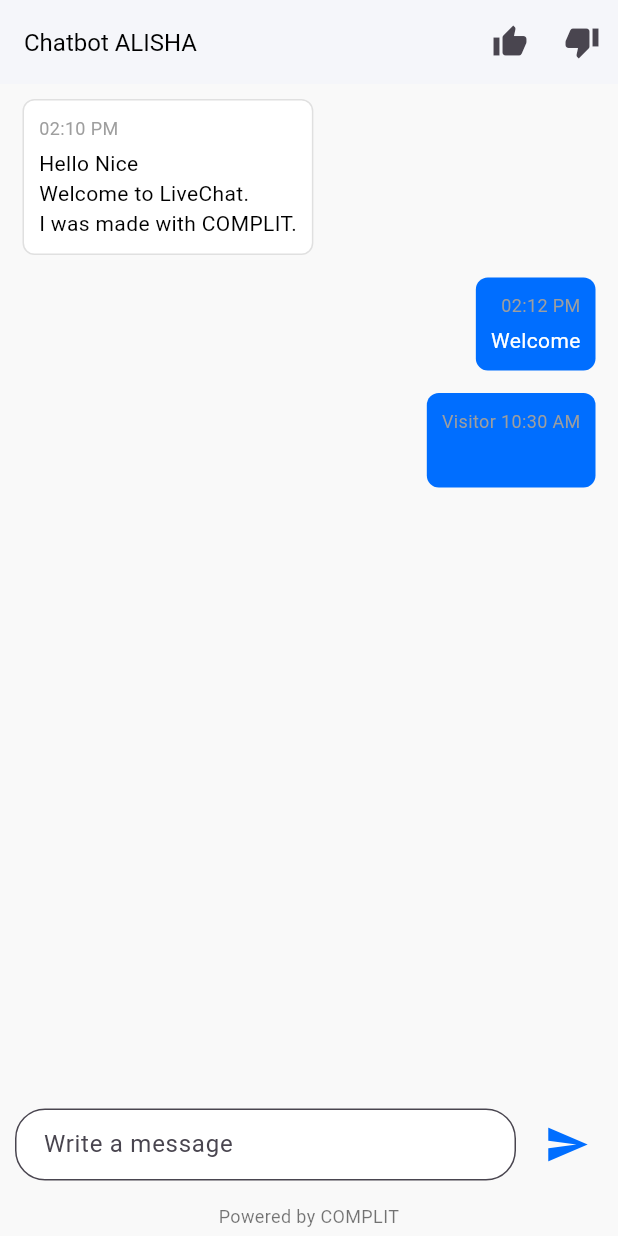
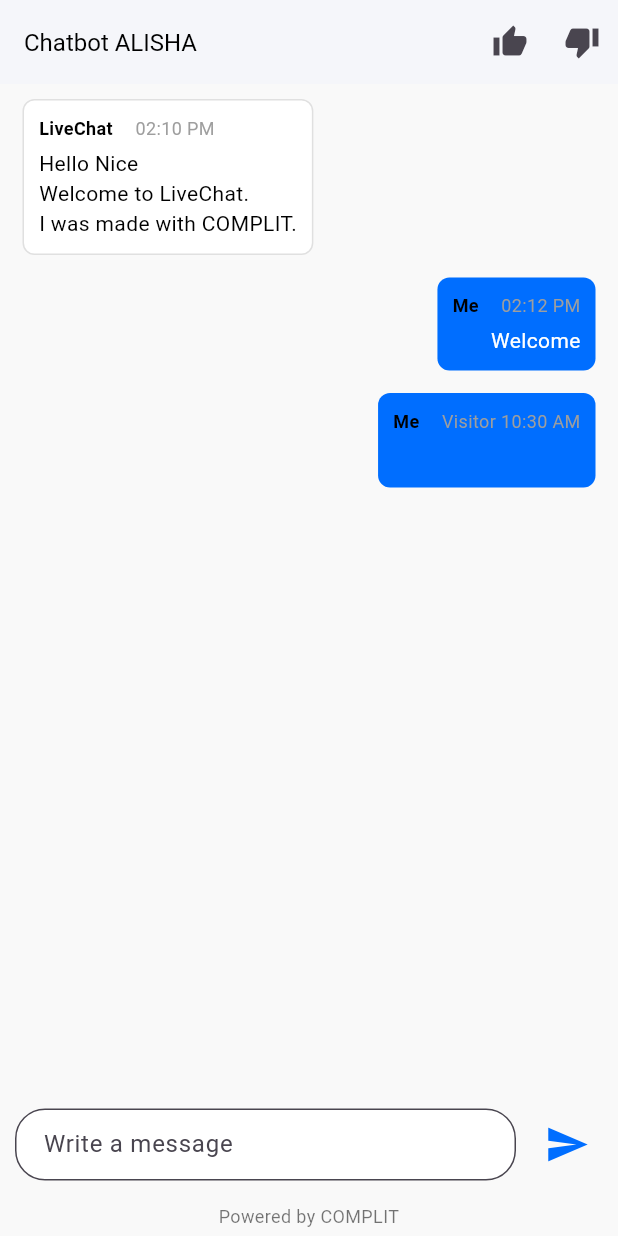
Before and after one commit to RakeshDas18/Login-Page-Android-App, a Flutter app: the ChatScreen screen opened directly, after a tap on the "send" icon, on a phone screen of 412 x 824 dp. Run offline on Flutter 3.47's test engine with Material 3 defaults, Android fonts, the phone set to English and light mode, and no system bars; our stand-ins replace firebase_auth, firebase_core, google_fonts, google_sign_in; accounts and stored records are empty.

Commit message:
Add basic chat UI with dynamic message containers and user input handling

```diff
--- a/lib/chat_page.dart
+++ b/lib/chat_page.dart
@@ -54,6 +54,7 @@ class _ChatScreenState extends State<ChatScreen> {
                   padding: const EdgeInsets.only(bottom: 15),
                   child: Align(
                     alignment: isBot ? Alignment.centerLeft : Alignment.centerRight,
+                    child: IntrinsicWidth( // Wrap the container with IntrinsicWidth
                       child: Container(
                         decoration: BoxDecoration(
                           color: isBot ? Colors.white : Color(0xFF006EFF),
@@ -61,13 +62,24 @@ class _ChatScreenState extends State<ChatScreen> {
                           borderRadius: BorderRadius.circular(8),
                         ),
                         padding: EdgeInsets.all(10),
-                      constraints: BoxConstraints(maxWidth: MediaQuery.of(context).size.width * 0.7),
                         child: Column(
                           crossAxisAlignment: isBot ? CrossAxisAlignment.start : CrossAxisAlignment.end,
                           children: [
+                            Row(
+                              mainAxisAlignment: isBot
+                                  ? MainAxisAlignment.start
+                                  : MainAxisAlignment.end, // Align name/time based on sender
+                              children: [
+                                Text(
+                                  isBot ? 'LiveChat' : 'Me', // Show 'LiveChat' for bot and 'Me' for user
+                                  style: TextStyle(fontWeight: FontWeight.bold, fontSize: 12, color: Colors.black),
+                                ),
+                                SizedBox(width: 15), // Adjust the gap size here
                                 Text(
                                   message['time']!,
                                   style: TextStyle(fontSize: 12, color: Colors.grey),
+                                ),
+                              ],
                             ),
                             SizedBox(height: 5),
                             Text(
@@ -75,6 +87,7 @@ class _ChatScreenState extends State<ChatScreen> {
                               style: TextStyle(fontSize: 14, color: isBot ? Colors.black : Colors.white),
                             ),
                           ],
+                        ),
                       ),
                     ),
                   ),
```
Lines whose indentation alone changed are shown as unchanged.
